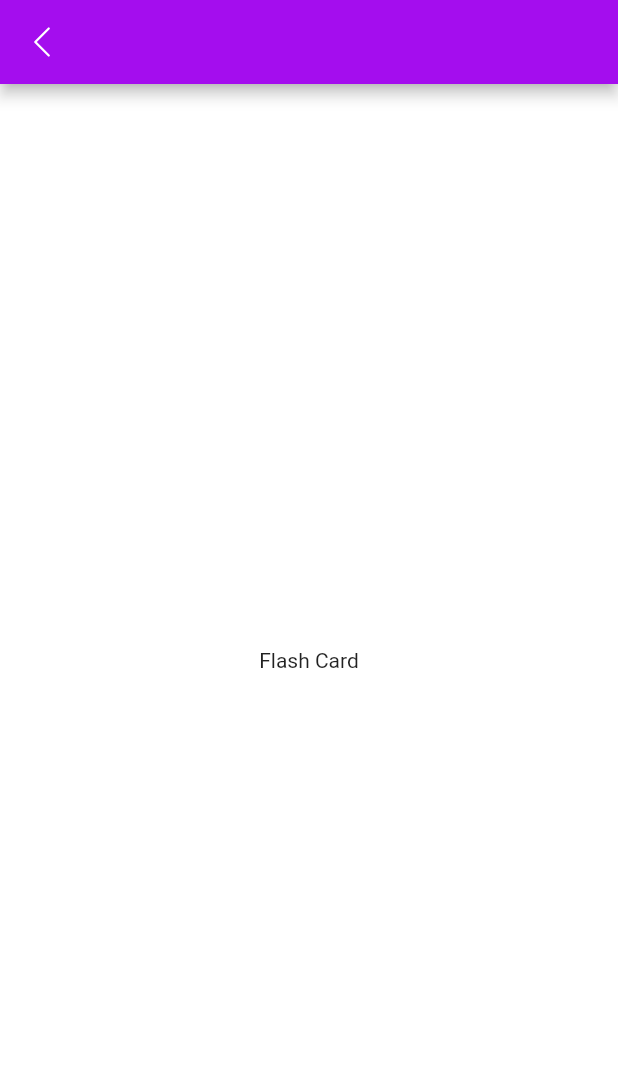
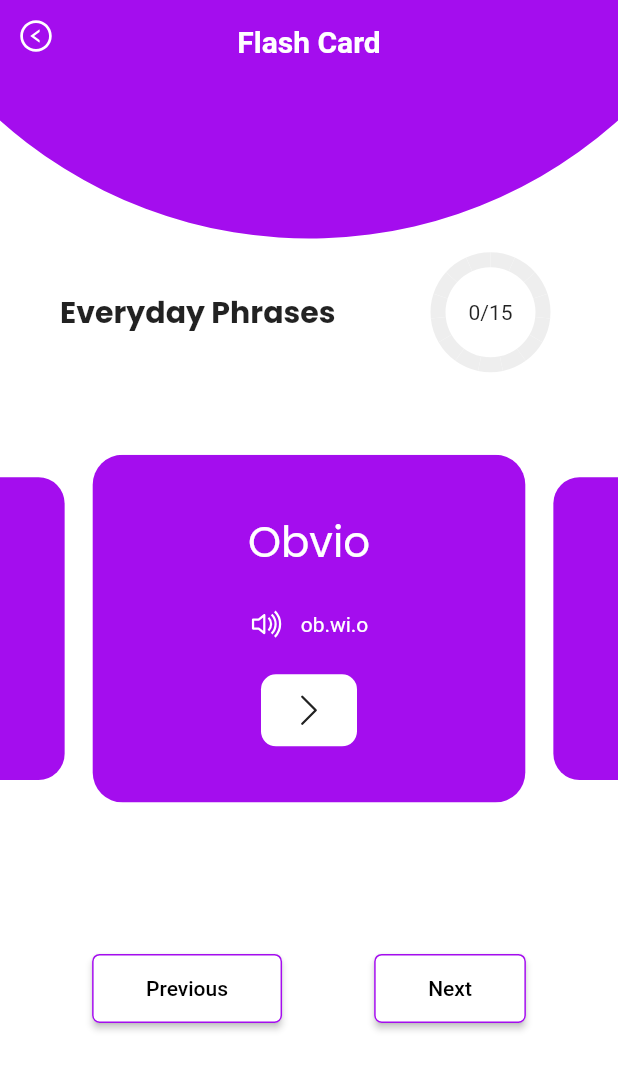
Before and after one commit to S-Haq-ue/test030924, a Flutter app: the FlashCard screen opened directly, on a phone screen of 412 x 824 dp. Shown: the top 1070 px of the screen. Run offline on Flutter 3.47's test engine with Material 3 defaults, Android fonts, the light colour scheme and no system bars; drawn by our look-alikes of carousel_slider; our stand-ins replace google_fonts, icons_plus.

Commit message:
flash card completed

```diff
--- /dev/null
+++ b/lib/carousel_widget.dart
@@ -0,0 +1,72 @@
+// ignore_for_file: public_member_api_docs, sort_constructors_first
+import 'package:flutter/material.dart';
+import 'package:google_fonts/google_fonts.dart';
+import 'package:icons_plus/icons_plus.dart';
+import 'package:provider/provider.dart';
+import 'package:togen_test/screens/flash_card/provider_flash_card.dart';
+
+class CarouselWidget extends StatelessWidget {
+  // final void Function() onPressed;
+  const CarouselWidget({
+    super.key,
+    // required this.onPressed,
+  });
+
+  @override
+  Widget build(BuildContext context) {
+    return Container(
+      height: 400,
+      width: 300,
+      decoration: BoxDecoration(
+        borderRadius: BorderRadius.circular(20),
+        color: const Color.fromARGB(255, 164, 13, 238),
+      ),
+      child: Padding(
+        padding: const EdgeInsets.all(16),
+        child: Column(
+          mainAxisAlignment: MainAxisAlignment.spaceEvenly,
+          children: [
+            Text(
+              "Obvio",
+              style: GoogleFonts.poppins(
+                color: Colors.white,
+              ),
+              textScaler: const TextScaler.linear(2),
+            ),
+            const Row(
+              mainAxisAlignment: MainAxisAlignment.center,
+              children: [
+                Icon(
+                  Bootstrap.volume_up,
+                  color: Colors.white,
+                ),
+                SizedBox(
+                  width: 10,
+                ),
+                Text(
+                  "ob.wi.o",
+                  style: TextStyle(color: Colors.white),
+                ),
+              ],
+            ),
+            Container(
+                decoration: BoxDecoration(borderRadius: BorderRadius.circular(10), color: Colors.white),
+                child: Padding(
+                  padding: const EdgeInsets.symmetric(horizontal: 8.0),
+                  child: Consumer<ProviderFlashCard>(builder: (context, flashCardProvider, child) {
+                    return IconButton(
+                        onPressed: () {
+                          flashCardProvider.buttonCarouselController
+                              .nextPage( duration: const Duration(milliseconds: 300), curve: Curves.linear);
+                        },
+                        icon: const Icon(
+                          Bootstrap.chevron_right,
+                        ));
+                  }),
+                ))
+          ],
+        ),
+      ),
+    );
+  }
+}
--- a/lib/main.dart
+++ b/lib/main.dart
@@ -1,5 +1,6 @@
 import 'package:flutter/material.dart';
-import 'package:togen_test/screens/chat_screen.dart';
+// import 'package:togen_test/screens/chat_screen.dart';
+import 'package:togen_test/screens/flash_card/flash_card.dart';
 
 void main() {
   runApp(const MyApp());
@@ -18,7 +19,7 @@ class MyApp extends StatelessWidget {
         scaffoldBackgroundColor: Colors.white,
         useMaterial3: false,
       ),
-      home: const ChatScreen(),
+      home: const FlashCard(),
     );
   }
 }
--- a/lib/screens/flash_card/flash_card.dart
+++ b/lib/screens/flash_card/flash_card.dart
@@ -1,21 +1,194 @@
+import 'dart:math';
+
+import 'package:carousel_slider/carousel_slider.dart';
 import 'package:flutter/material.dart';
+import 'package:google_fonts/google_fonts.dart';
 import 'package:icons_plus/icons_plus.dart';
+import 'package:provider/provider.dart';
+import 'package:togen_test/screens/flash_card/provider_flash_card.dart';
+import 'package:togen_test/screens/flash_card/progress.dart';
 
 class FlashCard extends StatelessWidget {
   const FlashCard({super.key});
 
   @override
   Widget build(BuildContext context) {
-    return Scaffold(
-        appBar: AppBar(
-          backgroundColor: const Color.fromARGB(255, 164, 13, 238),
-          leading: IconButton(onPressed: () {
-
-          }, icon: const Icon(Bootstrap.chevron_left)),
+    return ChangeNotifierProvider(
+      create: (context) => ProviderFlashCard(),
+      child: Scaffold(
+        appBar: const CustomAppBar(),
+        body: ListView(
+          children: [
+            Stack(
+              children: [
+                ClipPath(
+                  clipper: CustomOvalBottomBorderClipper(
+                      radius: MediaQuery.of(context).size.width * 0.75, MediaQuery.of(context).size.height * 0.25),
+                  child: Container(
+                    height: MediaQuery.of(context).size.height * 0.3,
+                    width: double.maxFinite,
+                    color: const Color.fromARGB(255, 164, 13, 238),
+                  ),
+                ),
+                const Positioned(right: 40, left: 40, bottom: 50, child: LodingBody()),
+              ],
+            ),
+            const CarouselWidgetBody(),
+            const SizedBox(
+              height: 100,
+            ),
+            const LowerBody(),
+          ],
         ),
-        body: const Center(
-          child: Text("Flash Card"),
-        ),
+      ),
     );
   }
 }
+
+class CustomOvalBottomBorderClipper extends CustomClipper<Path> {
+  final double radius;
+  final double offsetheight;
+
+  CustomOvalBottomBorderClipper(this.offsetheight, {super.reclip, required this.radius});
+  @override
+  Path getClip(Size size) {
+    var path = Path();
+    Rect rect = Rect.fromCircle(
+      center: Offset(size.width / 2, -offsetheight),
+      radius: radius,
+    );
+    path.addArc(rect, 4 * pi / 3, 5 * pi / 3);
+    return path;
+  }
+
+  @override
+  bool shouldReclip(CustomClipper<Path> oldClipper) {
+    return true;
+  }
+}
+
+class CustomAppBar extends StatelessWidget implements PreferredSizeWidget {
+  const CustomAppBar({super.key});
+
+  @override
+  Widget build(BuildContext context) {
+    return Container(
+      color: const Color.fromARGB(255, 164, 13, 238),
+      child: SafeArea(
+        child: Stack(
+          children: [
+            IconButton(
+              onPressed: () {},
+              icon: const Icon(AntDesign.left_circle_outline, color: Colors.white),
+            ),
+            const Center(
+                child: Text(
+              "Flash Card",
+              style: TextStyle(color: Colors.white, fontWeight: FontWeight.bold, fontSize: 20),
+            )),
+          ],
+        ),
+      ),
+    );
+  }
+
+  @override
+  Size get preferredSize => const Size.fromHeight(kToolbarHeight);
+}
+
+class CarouselWidgetBody extends StatelessWidget {
+  const CarouselWidgetBody({super.key});
+
+  @override
+  Widget build(BuildContext context) {
+    return Consumer<ProviderFlashCard>(builder: (context, flashprovider, child) {
+      return CarouselSlider(
+        items: flashprovider.carouselList,
+        carouselController: flashprovider.buttonCarouselController,
+        options: CarouselOptions(
+          autoPlay: false,
+          enlargeCenterPage: true,
+          viewportFraction: 0.7,
+          clipBehavior: Clip.antiAlias,
+          onPageChanged: (index, reason) {
+            flashprovider.currentIntex = index;
+          },
+        ),
+      );
+    });
+  }
+}
+
+class LodingBody extends StatelessWidget {
+  const LodingBody({super.key});
+
+  @override
+  Widget build(BuildContext context) {
+    return Row(
+      children: [
+        Text(
+          "Everyday Phrases",
+          style: GoogleFonts.poppins(fontWeight: FontWeight.bold, fontSize: 20),
+        ),
+        const Spacer(),
+        const Progress(currentIndex: 7, segmentCount: 10),
+      ],
+    );
+  }
+}
+
+class LowerBody extends StatelessWidget {
+  const LowerBody({super.key});
+
+  @override
+  Widget build(BuildContext context) {
+    return Row(
+      mainAxisAlignment: MainAxisAlignment.spaceEvenly,
+      children: [
+        ElevatedButton(
+            style: ElevatedButton.styleFrom(
+              backgroundColor: Colors.white,
+              shape: RoundedRectangleBorder(
+                side: const BorderSide(
+                  color: Color.fromARGB(255, 164, 13, 238),
+                  width: 1,
+                ),
+                borderRadius: BorderRadius.circular(5),
+              ),
+            ),
+            onPressed: () {},
+            child: const Padding(
+              padding: EdgeInsets.symmetric(horizontal: 20, vertical: 15),
+              child: Text(
+                "Previous",
+                style: TextStyle(
+                  color: Colors.black,
+                ),
+              ),
+            )),
+        ElevatedButton(
+          onPressed: () {},
+          style: ElevatedButton.styleFrom(
+            backgroundColor: Colors.white,
+            shape: RoundedRectangleBorder(
+              side: const BorderSide(
+                color: Color.fromARGB(255, 164, 13, 238),
+                width: 1,
+              ),
+              borderRadius: BorderRadius.circular(5),
+            ),
+          ),
+          child: const Padding(
+            padding: EdgeInsets.symmetric(horizontal: 20, vertical: 15),
+            child: Text(
+              "Next",
+              style: TextStyle(
+                color: Colors.black,
+              ),
+            ),
+          ),
+        ),
+      ],
+    );
+  }
+}
--- /dev/null
+++ b/lib/screens/flash_card/progress.dart
@@ -0,0 +1,78 @@
+import 'dart:math';
+
+import 'package:flutter/material.dart';
+import 'package:provider/provider.dart';
+import 'package:togen_test/screens/flash_card/provider_flash_card.dart';
+
+class Progress extends StatelessWidget {
+  final int currentIndex;
+  final int segmentCount;
+
+  const Progress({super.key, required this.currentIndex, required this.segmentCount});
+
+  @override
+  Widget build(BuildContext context) {
+    return Consumer<ProviderFlashCard>(builder: (context, flagCard, child) {
+      return Stack(children: [
+        Center(
+          child: CustomPaint(
+            size: const Size(90, 90),
+            painter: CircleSegmentPainter(
+              currentIndex: flagCard.currentIntex,
+              segmentCount: flagCard.carouselList.length,
+            ),
+          ),
+        ),
+        SizedBox(
+          height: 90,
+          width: 90,
+          child: Center(
+            child: Text("${flagCard.currentIntex}/${flagCard.carouselList.length}"),
+          ),
+        ),
+      ]);
+    });
+  }
+}
+
+class CircleSegmentPainter extends CustomPainter {
+  final int currentIndex;
+  final int segmentCount;
+
+  CircleSegmentPainter({required this.currentIndex, required this.segmentCount});
+
+  @override
+  void paint(Canvas canvas, Size size) {
+    final double radius = size.width / 2;
+    final Offset center = Offset(radius, radius);
+
+    final Paint backgroundPaint = Paint()
+      ..color = Colors.grey.shade200
+      ..style = PaintingStyle.stroke
+      ..strokeWidth = 10;
+
+    final Paint segmentPaint = Paint()
+      ..color = const Color.fromARGB(255, 164, 13, 238)
+      ..style = PaintingStyle.stroke
+      ..strokeCap = StrokeCap.round
+      ..strokeWidth = 10;
+
+    final double sweepAngle = (2 * pi) / segmentCount;
+
+    for (int i = 0; i < segmentCount; i++) {
+      final startAngle = -pi / 2 + (sweepAngle * i);
+      canvas.drawArc(
+        Rect.fromCircle(center: center, radius: radius - 10),
+        startAngle,
+        sweepAngle,
+        false,
+        i < currentIndex ? segmentPaint : backgroundPaint,
+      );
+    }
+  }
+
+  @override
+  bool shouldRepaint(covariant CustomPainter oldDelegate) {
+    return true;
+  }
+}
--- /dev/null
+++ b/lib/screens/flash_card/provider_flash_card.dart
@@ -0,0 +1,20 @@
+import 'package:carousel_slider/carousel_slider.dart';
+import 'package:flutter/material.dart';
+import 'package:togen_test/carousel_widget.dart';
+
+class ProviderFlashCard extends ChangeNotifier {
+  final CarouselSliderController _buttonCarouselController = CarouselSliderController();
+  int _currentIndex = 0;
+  List<CarouselWidget> carouselList = List.generate(
+    15,
+    (index) => const CarouselWidget(),
+  );
+
+  CarouselSliderController get buttonCarouselController => _buttonCarouselController;
+  int get currentIntex => _currentIndex;
+
+  set currentIntex(int index) {
+    _currentIndex = index;
+    notifyListeners();
+  }
+}
--- a/pubspec.yaml
+++ b/pubspec.yaml
@@ -31,6 +31,10 @@ dependencies:
   flutter:
     sdk: flutter
   icons_plus: ^5.0.0
+  flutter_custom_clippers: ^2.1.0
+  carousel_slider: ^5.0.0
+  google_fonts: ^6.2.1
+  provider: ^6.1.2
 
 
   # The following adds the Cupertino Icons font to your application.
```
Also changed, not shown: pubspec.lock, 8 other files.
